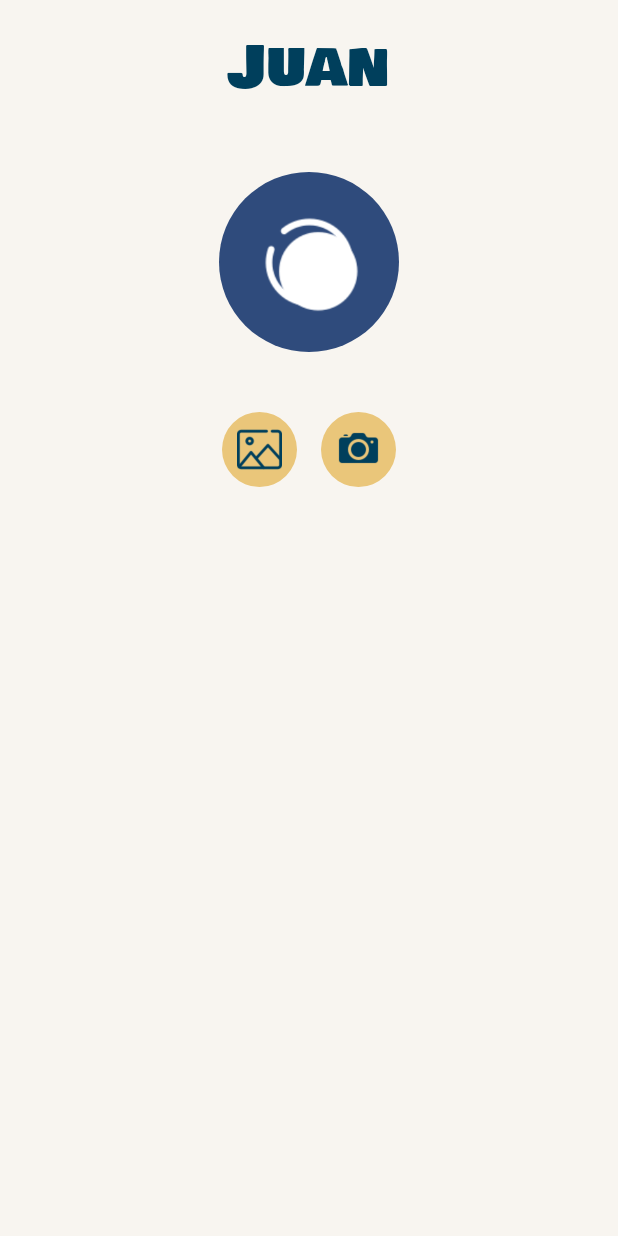
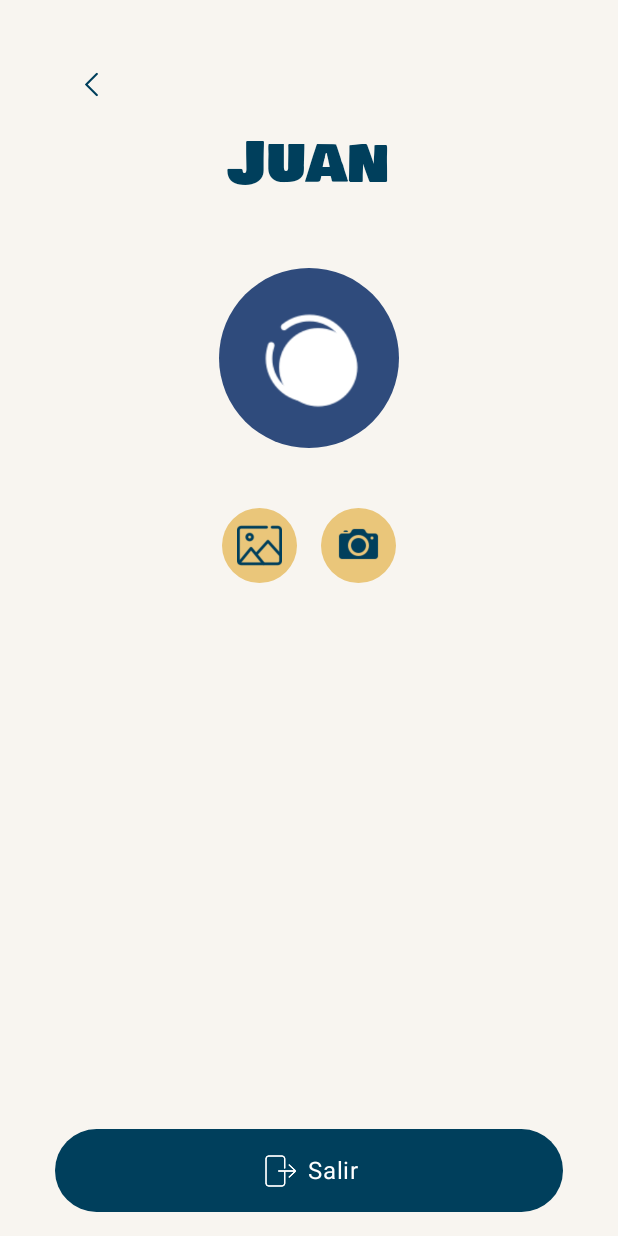
Before and after one commit to parchados/MovilParchados, an Android app built with Jetpack Compose: the PerfilScreen screen opened through its navigation route, on a phone screen of 412 x 824 dp. Run offline under Robolectric (Android 15) with nearby library versions, the phone set to English and light mode, and no system bars; libraries missing offline, so code that uses them is left out: com.google.api.client, com.google.api.services; pictures from the network do not load; 3 statements that could not run were skipped.

Commit message:
Feature: salida perfil

```diff
--- a/app/src/main/java/com/example/parchadosapp/ui/screens/PerfilScreen.kt
+++ b/app/src/main/java/com/example/parchadosapp/ui/screens/PerfilScreen.kt
@@ -36,6 +36,7 @@ import androidx.compose.ui.graphics.Color
 fun PerfilScreen(navController: NavController) {
     var imageUri by remember { mutableStateOf<Uri?>(null) }
     var bitmap by remember { mutableStateOf<Bitmap?>(null) }
+    var showDialog by remember { mutableStateOf(false) } // Para controlar el pop-up
 
     val galleryLauncher = rememberLauncherForActivityResult(
         contract = ActivityResultContracts.GetContent()
@@ -73,6 +74,21 @@ fun PerfilScreen(navController: NavController) {
             horizontalAlignment = Alignment.CenterHorizontally,
             verticalArrangement = Arrangement.Top
         ) {
+            // Icono de "Atrás" en la parte superior izquierda
+            IconButton(
+                onClick = { navController.popBackStack() }, // Regresar a la pantalla anterior
+                modifier = Modifier
+                    .align(Alignment.Start) // Alineado a la izquierda
+                    .padding(top = 16.dp)
+            ) {
+                Icon(
+                    painter = painterResource(id = R.drawable.atras), // Imagen del ícono de atrás
+                    contentDescription = "Atrás",
+                    modifier = Modifier.size(30.dp),
+                    tint = Color(0xFF003F5C) // Azul profundo para el ícono
+                )
+            }
+
             // Título "Parchados" con el nombre de usuario
             Text(
                 text = "Juan", // Nombre de usuario
@@ -85,7 +101,7 @@ fun PerfilScreen(navController: NavController) {
 
             Spacer(modifier = Modifier.height(40.dp))
 
-            // Imagen de perfil (hago la imagen más pequeña y centrada)
+            // Imagen de perfil
             Box(
                 modifier = Modifier
                     .size(120.dp) // Imagen más pequeña
@@ -166,6 +182,55 @@ fun PerfilScreen(navController: NavController) {
                     )
                 }
             }
+
+            Spacer(modifier = Modifier.height(40.dp))
+
+            // Botón azul de "Salir" al final
+            Spacer(modifier = Modifier.weight(1f)) // Esto empuja el botón "Salir" hacia abajo
+            Button(
+                onClick = { showDialog = true }, // Mostrar el diálogo de confirmación
+                modifier = Modifier
+                    .fillMaxWidth()
+                    .height(55.dp)
+                    .clip(RoundedCornerShape(10.dp)),
+                colors = ButtonDefaults.buttonColors(
+                    containerColor = Color(0xFF003F5C), // Azul de fondo
+                    contentColor = Color.White // Blanco para el texto
+                )
+            ) {
+                Icon(
+                    painter = painterResource(id = R.drawable.salir), // Logo de "Salir" (en azul)
+                    contentDescription = "Salir",
+                    modifier = Modifier.size(24.dp), // Tamaño del ícono
+                    tint = Color.White // Blanco para el ícono
+                )
+                Spacer(modifier = Modifier.width(8.dp))
+                Text("Salir", style = MaterialTheme.typography.bodyLarge.copy(color = Color.White))
+            }
+        }
+
+        // Mostrar el diálogo de confirmación cuando se presiona el botón "Salir"
+        if (showDialog) {
+            AlertDialog(
+                onDismissRequest = { showDialog = false },
+                title = { Text("Confirmar salida") },
+                text = { Text("¿Estás seguro de que quieres salir de la aplicación?") },
+                confirmButton = {
+                    TextButton(
+                        onClick = {
+                            navController.navigate("login") // Navegar al login si se confirma
+                            showDialog = false
+                        }
+                    ) {
+                        Text("Sí")
+                    }
+                },
+                dismissButton = {
+                    TextButton(onClick = { showDialog = false }) {
+                        Text("No")
+                    }
+                }
+            )
         }
     }
 }
```
Also changed, not shown: app/src/main/res/drawable/salir.png (added).
